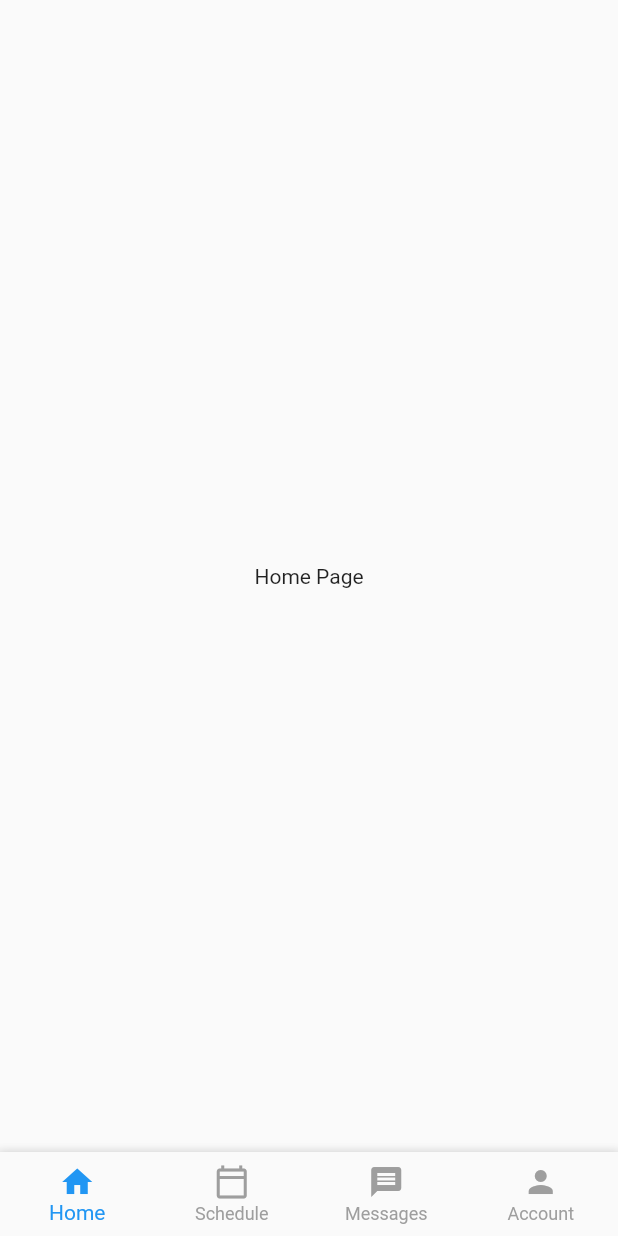
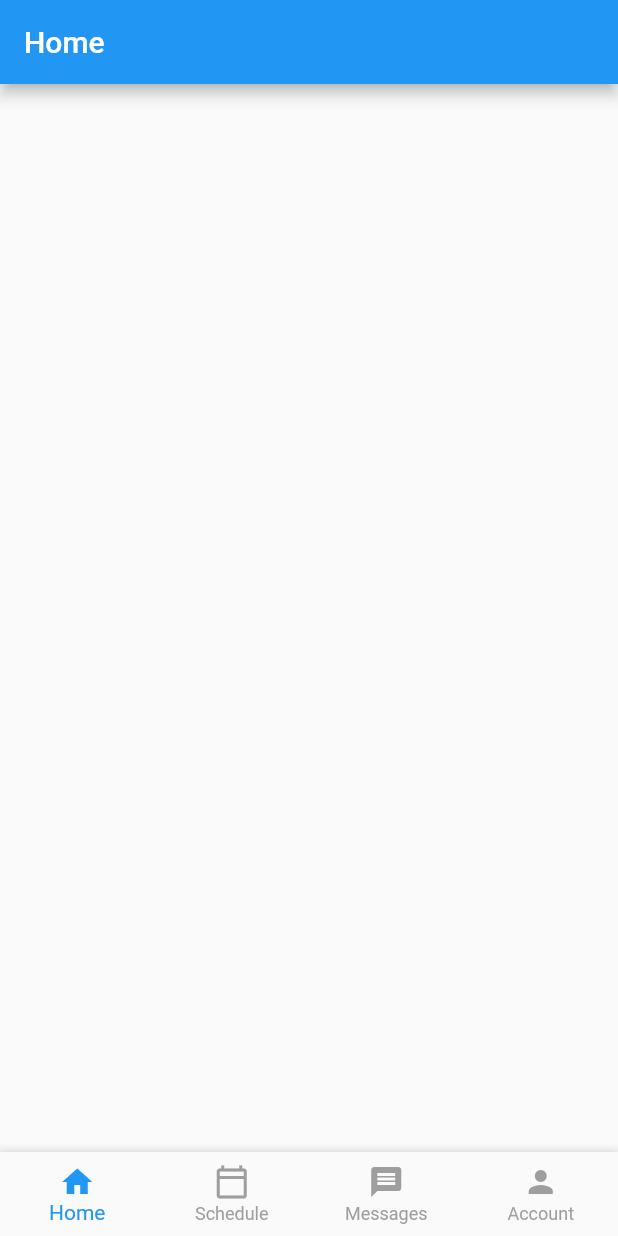
Before and after one commit to ZRamirez/refreport_flutter, a Flutter app: the MyBottomNavBar screen opened directly, on a phone screen of 412 x 824 dp. Run offline on Flutter 3.47's test engine with Material 2 defaults, Android fonts, the phone set to English and light mode, and no system bars.

Commit message:
add title to each page from nav bar and made each page stateful

```diff
--- a/lib/main.dart
+++ b/lib/main.dart
@@ -12,11 +12,6 @@ void main() {
 class MainApp extends StatelessWidget {
   MainApp({super.key});
 
-  final AppBar appBar = AppBar(
-    title: Text('RefReport'),
-    shadowColor: Colors.blue,
-  );
-
   @override
   Widget build(BuildContext context) {
     return MaterialApp(
@@ -25,10 +20,7 @@ class MainApp extends StatelessWidget {
         primarySwatch: Colors.blue,
       ),
       home: Scaffold(
-        appBar: appBar,
-        body: Center(
-          child: Text('Welcome to my app!'),
-        ),
+        body: MyBottomNavBar(),
       ),
       routes: {
         '/account': (context) => AccountPage(),
--- a/lib/screens/HomePage.dart
+++ b/lib/screens/HomePage.dart
@@ -1,12 +1,26 @@
 import 'package:flutter/material.dart';
 
-class HomePage extends StatelessWidget {
+class HomePage extends StatefulWidget {
+  HomePage();
+
+  @override
+  State<StatefulWidget> createState() => new _HomePageState();
+}
+
+class _HomePageState extends State<HomePage> {
+  int _currentIndex = 0;
+  String _title = "Home";
+
+  @override
+  void initState() {
+    // TODO: implement initState
+    super.initState();
+  }
+
   @override
   Widget build(BuildContext context) {
-    return Container(
-      child: Center(
-        child: Text('Home Page'),
-      ),
+    return Scaffold(
+      appBar: AppBar(title: Text(_title)),
     );
   }
 }
```
Also changed, not shown: lib/screens/AccountPage.dart (+19 -5 lines), lib/screens/MessagePage.dart (+19 -5 lines), lib/screens/SchedulePage.dart (+19 -5 lines), lib/widgets/BottomNavBar.dart (+23 -1 lines).
